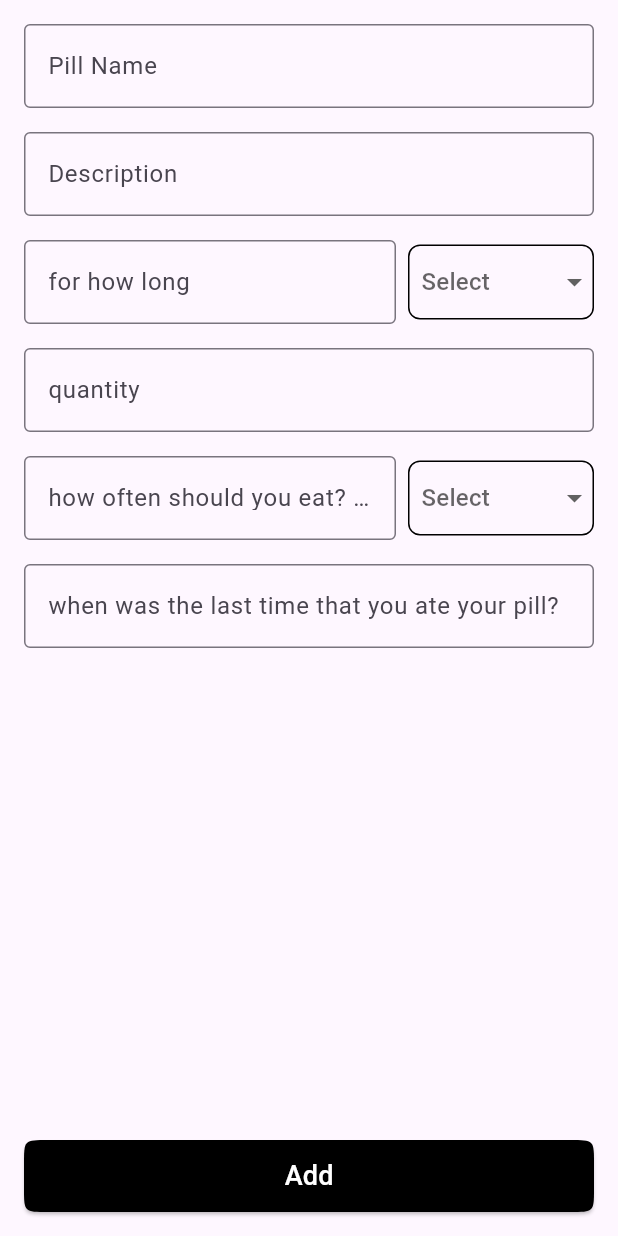
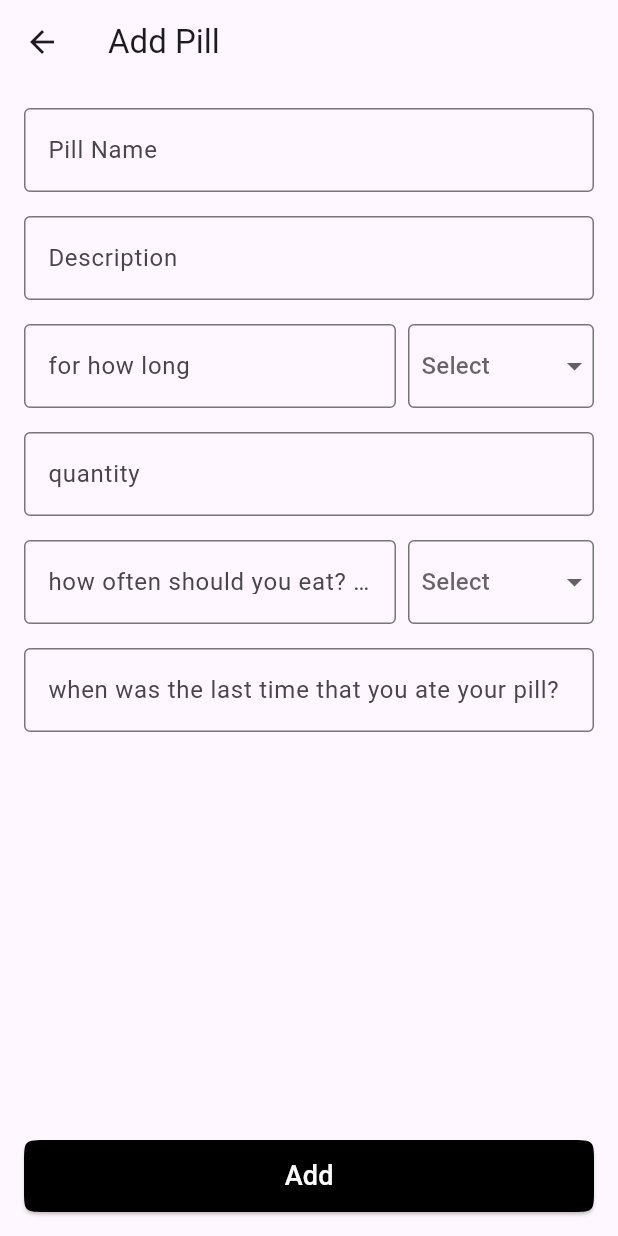
Before and after one commit to alikhavarii13/PillPall, a Flutter app: the AddPillScreen screen opened directly, on a phone screen of 412 x 824 dp. Run offline on Flutter 3.47's test engine with Material 3 defaults, Android fonts, the phone set to English and light mode, and no system bars; our stand-ins replace flutter_riverpod, freezed_annotation, gap, sqflite; accounts and stored records are empty.

Commit message:
Add CustomDropDownButton widget and refactor AddPillScreen to use it; update HomeScreen UI for better styling

```diff
--- a/lib/add_pill_screen.dart
+++ b/lib/add_pill_screen.dart
@@ -1,6 +1,7 @@
 import 'package:flutter/material.dart';
 import 'package:flutter_riverpod/flutter_riverpod.dart';
 import 'package:gap/gap.dart';
+import 'package:health_reminder/custom_drop_down_button_widget.dart';
 import 'package:health_reminder/pills_model.dart';
 import 'package:health_reminder/pills_view_model.dart';
 
@@ -27,6 +28,7 @@ class _AddPillScreenState extends ConsumerState<AddPillScreen> {
   @override
   Widget build(BuildContext context) {
     return Scaffold(
+      appBar: AppBar(title: Text("Add Pill")),
       body: Padding(
         padding: const EdgeInsets.all(16.0),
         child: Column(
@@ -62,31 +64,14 @@ class _AddPillScreenState extends ConsumerState<AddPillScreen> {
                 ),
                 Gap(8),
                 Expanded(
-                  child: Container(
-                    decoration: BoxDecoration(
-                      borderRadius: BorderRadius.circular(8),
-                      border: Border.all(),
-                    ),
-                    child: DropdownButtonHideUnderline(
-                      child: DropdownButton(
-                        hint: Text("Select"),
-                        padding: EdgeInsets.only(left: 8),
-                        value: howLongSelectedValue,
-                        items:
-                            howLongOptions.map((item) {
-                              return DropdownMenuItem(
-                                value: item,
-                                child: Text(item),
-                              );
-                            }).toList(),
-
+                  child: CustomDropDownButton(
+                    selectedValue: howLongSelectedValue,
+                    options: howLongOptions,
                     onChanged: (item) {
                       setState(() {
                         howLongSelectedValue = item;
                       });
                     },
-                      ),
-                    ),
                   ),
                 ),
               ],
@@ -117,31 +102,14 @@ class _AddPillScreenState extends ConsumerState<AddPillScreen> {
                 ),
                 Gap(8),
                 Expanded(
-                  child: Container(
-                    decoration: BoxDecoration(
-                      borderRadius: BorderRadius.circular(8),
-                      border: Border.all(),
-                    ),
-                    child: DropdownButtonHideUnderline(
-                      child: DropdownButton(
-                        hint: Text("Select"),
-                        padding: EdgeInsets.only(left: 8),
-                        value: howOftenSelectedValue,
-                        items:
-                            howOftenOptions.map((item) {
-                              return DropdownMenuItem(
-                                value: item,
-                                child: Text(item),
-                              );
-                            }).toList(),
-
+                  child: CustomDropDownButton(
+                    selectedValue: howOftenSelectedValue,
+                    options: howOftenOptions,
                     onChanged: (item) {
                       setState(() {
                         howOftenSelectedValue = item;
                       });
                     },
-                      ),
-                    ),
                   ),
                 ),
               ],
--- /dev/null
+++ b/lib/custom_drop_down_button_widget.dart
@@ -0,0 +1,38 @@
+import 'package:flutter/material.dart';
+
+class CustomDropDownButton extends StatelessWidget {
+  const CustomDropDownButton({
+    super.key,
+    required this.selectedValue,
+    required this.options,
+    required this.onChanged,
+  });
+
+  final String? selectedValue;
+  final List<String> options;
+  final ValueChanged<String?>? onChanged;
+
+  @override
+  Widget build(BuildContext context) {
+    return Container(
+      height: 56,
+      decoration: BoxDecoration(
+        borderRadius: BorderRadius.circular(4),
+        border: Border.all(color: Colors.grey.shade600),
+      ),
+      child: DropdownButtonHideUnderline(
+        child: DropdownButton(
+          hint: Text("Select"),
+          padding: EdgeInsets.only(left: 8),
+          value: selectedValue,
+          items:
+              options.map((item) {
+                return DropdownMenuItem(value: item, child: Text(item));
+              }).toList(),
+
+          onChanged: onChanged,
+        ),
+      ),
+    );
+  }
+}
--- a/lib/home_screen.dart
+++ b/lib/home_screen.dart
@@ -27,6 +27,7 @@ class HomeScreen extends ConsumerWidget {
             itemCount: pills.length,
             itemBuilder: (context, index) {
               return Card(
+                color: Colors.white,
                 child: Padding(
                   padding: const EdgeInsets.all(16.0),
                   child: Column(
@@ -84,10 +85,13 @@ class RichTextInfoWidget extends StatelessWidget {
     return RichText(
       text: TextSpan(
         children: [
-          TextSpan(text: "$label: ", style: TextStyle(fontSize: 16)),
+          TextSpan(
+            text: "$label: ",
+            style: TextStyle(fontSize: 16, color: Colors.grey),
+          ),
           TextSpan(
             text: '$info ${period ?? ''}',
-            style: TextStyle(fontSize: 16),
+            style: TextStyle(fontSize: 16, color: Colors.black),
           ),
         ],
       ),
```
Lines whose indentation alone changed are shown as unchanged.
